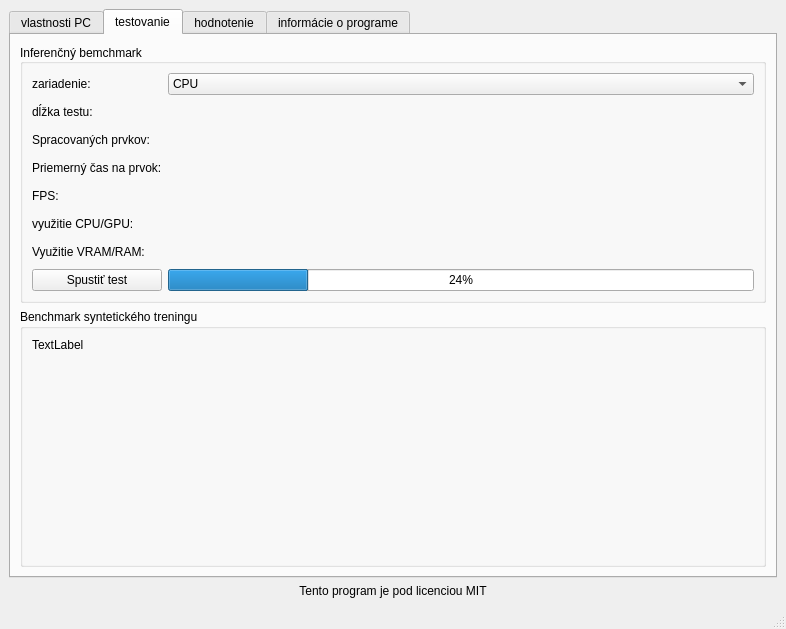
The window that designs/interface.ui (KristoveNohy/PCDIAG) describes before a commit, drawn with Qt 5.
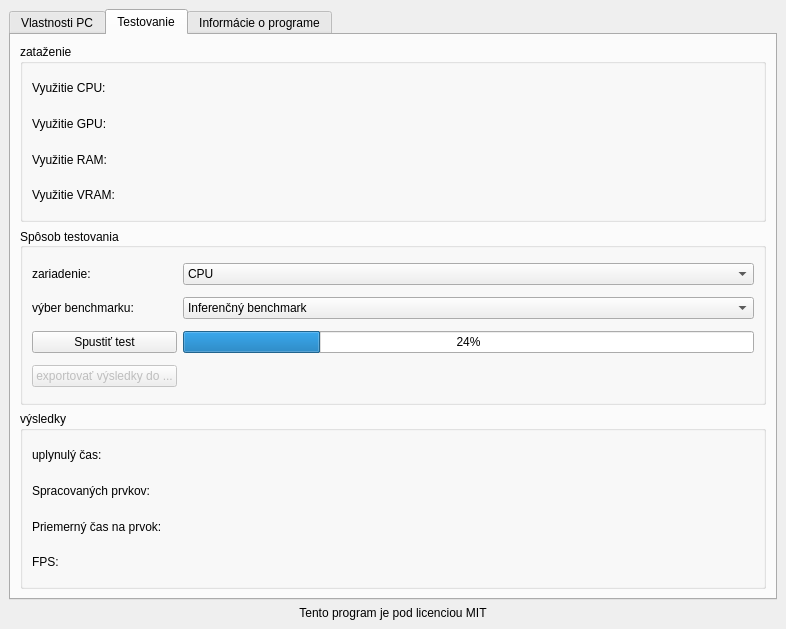
The same window after the commit. The open tabs and pages were chosen to show the change.

```diff
--- a/designs/interface.ui
+++ b/designs/interface.ui
@@ -11,7 +11,13 @@
    </rect>
   </property>
   <property name="windowTitle">
-   <string>MainWindow</string>
+   <string>PCDiagAI</string>
+  </property>
+  <property name="toolButtonStyle">
+   <enum>Qt::ToolButtonIconOnly</enum>
+  </property>
+  <property name="tabShape">
+   <enum>QTabWidget::Rounded</enum>
   </property>
   <widget class="QWidget" name="centralwidget">
    <layout class="QGridLayout" name="gridLayout">
@@ -47,7 +53,7 @@
         <string notr="true"/>
        </property>
        <attribute name="title">
-        <string>vlastnosti PC</string>
+        <string>Vlastnosti PC</string>
        </attribute>
        <layout class="QVBoxLayout" name="verticalLayout">
         <item>
@@ -358,17 +364,50 @@
       </widget>
       <widget class="QWidget" name="test">
        <attribute name="title">
-        <string>testovanie</string>
+        <string>Testovanie</string>
        </attribute>
        <layout class="QVBoxLayout" name="verticalLayout_2">
         <item>
-         <layout class="QVBoxLayout" name="verticalLayout_9">
-          <item>
-           <layout class="QVBoxLayout" name="verticalLayout_10">
+         <widget class="QGroupBox" name="groupBox_4">
+          <property name="title">
+           <string>zataženie</string>
+          </property>
+          <layout class="QGridLayout" name="gridLayout_6">
+           <item row="1" column="0">
+            <widget class="QLabel" name="label_23">
+             <property name="text">
+              <string>Využitie GPU:</string>
+             </property>
+            </widget>
+           </item>
+           <item row="0" column="0">
+            <widget class="QLabel" name="label_21">
+             <property name="text">
+              <string>Využitie CPU: </string>
+             </property>
+            </widget>
+           </item>
+           <item row="2" column="0">
+            <widget class="QLabel" name="label_22">
+             <property name="text">
+              <string>Využitie RAM: </string>
+             </property>
+            </widget>
+           </item>
+           <item row="3" column="0">
+            <widget class="QLabel" name="label_24">
+             <property name="text">
+              <string>Využitie VRAM:</string>
+             </property>
+            </widget>
+           </item>
+          </layout>
+         </widget>
+        </item>
             <item>
              <widget class="QGroupBox" name="groupBox_2">
               <property name="title">
-               <string>Inferenčný bemchmark</string>
+           <string>Spôsob testovania</string>
               </property>
               <property name="alignment">
                <set>Qt::AlignLeading|Qt::AlignLeft|Qt::AlignVCenter</set>
@@ -383,6 +422,16 @@
                <property name="sizeConstraint">
                 <enum>QLayout::SetDefaultConstraint</enum>
                </property>
+           <item row="7" column="2">
+            <widget class="QProgressBar" name="progressBar">
+             <property name="styleSheet">
+              <string notr="true">align-self: left;</string>
+             </property>
+             <property name="value">
+              <number>24</number>
+             </property>
+            </widget>
+           </item>
                <item row="0" column="0">
                 <widget class="QLabel" name="label_18">
                  <property name="text">
@@ -390,27 +439,6 @@
                  </property>
                 </widget>
                </item>
-               <item row="0" column="1">
-                <widget class="QComboBox" name="comboBox_2">
-                 <item>
-                  <property name="text">
-                   <string>CPU</string>
-                  </property>
-                 </item>
-                 <item>
-                  <property name="text">
-                   <string>GPU #0</string>
-                  </property>
-                 </item>
-                </widget>
-               </item>
-               <item row="4" column="0">
-                <widget class="QLabel" name="label_20">
-                 <property name="text">
-                  <string>FPS:</string>
-                 </property>
-                </widget>
-               </item>
                <item row="7" column="0">
                 <widget class="QPushButton" name="pushButton">
                  <property name="text">
@@ -418,145 +446,96 @@
                  </property>
                 </widget>
                </item>
-               <item row="2" column="0">
+           <item row="0" column="2">
+            <widget class="QComboBox" name="comboBox_2">
+             <item>
+              <property name="text">
+               <string>CPU</string>
+              </property>
+             </item>
+             <item>
+              <property name="text">
+               <string>GPU #0</string>
+              </property>
+             </item>
+            </widget>
+           </item>
+           <item row="1" column="2">
+            <widget class="QComboBox" name="comboBox_3">
+             <item>
+              <property name="text">
+               <string>Inferenčný benchmark</string>
+              </property>
+             </item>
+             <item>
+              <property name="text">
+               <string>treningový benchmark</string>
+              </property>
+             </item>
+            </widget>
+           </item>
+           <item row="1" column="0">
+            <widget class="QLabel" name="label_2">
+             <property name="text">
+              <string>výber benchmarku:</string>
+             </property>
+            </widget>
+           </item>
+           <item row="8" column="0">
+            <widget class="QPushButton" name="pushButton_2">
+             <property name="enabled">
+              <bool>false</bool>
+             </property>
+             <property name="text">
+              <string>exportovať výsledky do ...</string>
+             </property>
+            </widget>
+           </item>
+          </layout>
+         </widget>
+        </item>
+        <item>
+         <widget class="QGroupBox" name="groupBox_3">
+          <property name="title">
+           <string>výsledky</string>
+          </property>
+          <layout class="QGridLayout" name="gridLayout_4">
+           <item row="1" column="0">
                 <widget class="QLabel" name="label_17">
                  <property name="text">
                   <string>Spracovaných prvkov:</string>
                  </property>
                 </widget>
                </item>
-               <item row="3" column="0">
+           <item row="2" column="0">
                 <widget class="QLabel" name="label_19">
                  <property name="text">
                   <string>Priemerný čas na prvok:</string>
                  </property>
                 </widget>
                </item>
-               <item row="7" column="1">
-                <widget class="QProgressBar" name="progressBar">
-                 <property name="styleSheet">
-                  <string notr="true">align-self: left;</string>
-                 </property>
-                 <property name="value">
-                  <number>24</number>
-                 </property>
-                </widget>
-               </item>
-               <item row="1" column="0">
+           <item row="0" column="0">
                 <widget class="QLabel" name="label">
                  <property name="text">
-                  <string>dĺžka testu: </string>
+              <string>uplynulý čas:</string>
                  </property>
                 </widget>
                </item>
-               <item row="5" column="0">
-                <widget class="QLabel" name="label_21">
+           <item row="3" column="0">
+            <widget class="QLabel" name="label_20">
                  <property name="text">
-                  <string>využitie CPU/GPU: </string>
+              <string>FPS:</string>
                  </property>
                 </widget>
                </item>
-               <item row="6" column="0">
-                <widget class="QLabel" name="label_22">
-                 <property name="text">
-                  <string>Využitie VRAM/RAM: </string>
-                 </property>
-                </widget>
-               </item>
               </layout>
              </widget>
             </item>
-            <item>
-             <widget class="QGroupBox" name="groupBox_3">
-              <property name="title">
-               <string>Benchmark syntetického treningu</string>
-              </property>
-              <layout class="QFormLayout" name="formLayout_2">
-               <item row="0" column="0">
-                <widget class="QLabel" name="label_2">
-                 <property name="text">
-                  <string>TextLabel</string>
-                 </property>
-                </widget>
-               </item>
-              </layout>
-             </widget>
-            </item>
-           </layout>
-          </item>
-         </layout>
-        </item>
-       </layout>
-      </widget>
-      <widget class="QWidget" name="hodnotenie">
+       </layout>
+      </widget>
+      <widget class="QWidget" name="infotab">
        <attribute name="title">
-        <string>hodnotenie</string>
-       </attribute>
-       <layout class="QVBoxLayout" name="verticalLayout_3">
-        <item>
-         <layout class="QFormLayout" name="Gradelayout">
-          <item row="0" column="0">
-           <widget class="QLabel" name="LCPUgrade">
-            <property name="text">
-             <string>CPU známka:</string>
-            </property>
-           </widget>
-          </item>
-          <item row="1" column="0">
-           <widget class="QLabel" name="LGPUgrade">
-            <property name="text">
-             <string>GPU známka:</string>
-            </property>
-           </widget>
-          </item>
-          <item row="2" column="0">
-           <widget class="QLabel" name="LRAMgrade">
-            <property name="text">
-             <string>RAM známka:</string>
-            </property>
-           </widget>
-          </item>
-          <item row="8" column="0">
-           <widget class="QLabel" name="Lrecommend">
-            <property name="text">
-             <string>odporučanie:</string>
-            </property>
-           </widget>
-          </item>
-          <item row="9" column="0">
-           <widget class="QLabel" name="LtotalGrade">
-            <property name="text">
-             <string>Celkové hodnotenie PC:</string>
-            </property>
-           </widget>
-          </item>
-          <item row="7" column="0">
-           <spacer name="verticalSpacer">
-            <property name="orientation">
-             <enum>Qt::Vertical</enum>
-            </property>
-            <property name="sizeHint" stdset="0">
-             <size>
-              <width>20</width>
-              <height>40</height>
-             </size>
-            </property>
-           </spacer>
-          </item>
-         </layout>
-        </item>
-        <item>
-         <widget class="QPushButton" name="buttonGrade">
-          <property name="text">
-           <string>Ohodnotiť</string>
-          </property>
-         </widget>
-        </item>
-       </layout>
-      </widget>
-      <widget class="QWidget" name="info">
-       <attribute name="title">
-        <string>informácie o programe</string>
+        <string>Informácie o programe</string>
        </attribute>
        <layout class="QVBoxLayout" name="verticalLayout_4">
         <item>
@@ -589,17 +568,6 @@
     </item>
    </layout>
   </widget>
-  <widget class="QMenuBar" name="menubar">
-   <property name="geometry">
-    <rect>
-     <x>0</x>
-     <y>0</y>
-     <width>786</width>
-     <height>26</height>
-    </rect>
-   </property>
-  </widget>
-  <widget class="QStatusBar" name="statusbar"/>
  </widget>
  <resources/>
  <connections/>
```
Left out of the diff: 128 changed lines with no effect on the pictures. Lines whose indentation alone changed are shown as unchanged.
